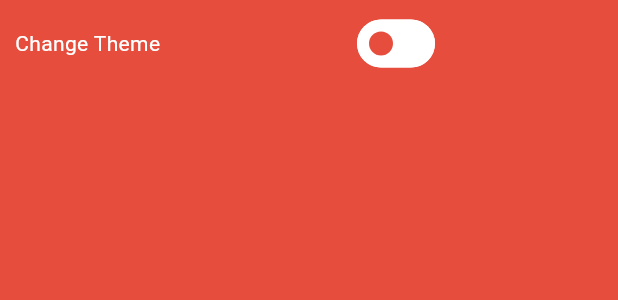
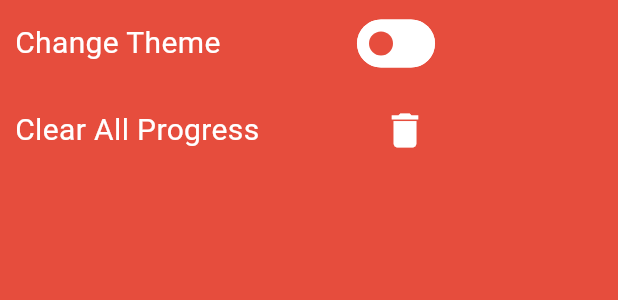
Before and after one commit to WonHyun/flutter-study-challenge, a Flutter app: the PomodoroDrawer widget shown alone on an empty page, opened directly, on a phone screen of 412 x 824 dp. Shown: the top 300 px of the screen. Run offline on Flutter 3.47's test engine with Material 3 defaults, Android fonts, the phone set to English and light mode, and no system bars.

Commit message:
feat: implement clear all progress

```diff
--- a/pomotimer/lib/widgets/pomodoro_drawer.dart
+++ b/pomotimer/lib/widgets/pomodoro_drawer.dart
@@ -1,5 +1,6 @@
 import 'package:flutter/material.dart';
 import 'package:pomotimer/global/theme.dart';
+import 'package:pomotimer/provider/pomodoro_provider.dart';
 import 'package:pomotimer/provider/theme_provider.dart';
 import 'package:provider/provider.dart';
 
@@ -10,7 +11,8 @@ class PomodoroDrawer extends StatelessWidget {
 
   @override
   Widget build(BuildContext context) {
-    final provider = Provider.of<ThemeProvider>(context);
+    final themeProvider = Provider.of<ThemeProvider>(context);
+    final timerProvider = Provider.of<PomodoroProvider>(context);
     return Drawer(
       child: SafeArea(
         child: Column(
@@ -20,16 +22,35 @@ class PomodoroDrawer extends StatelessWidget {
               child: Row(
                 mainAxisAlignment: MainAxisAlignment.spaceBetween,
                 children: [
-                  const Text("Change Theme"),
+                  const Text(
+                    "Change Theme",
+                    style: TextStyle(fontSize: 20),
+                  ),
                   Switch(
                     trackColor: WidgetStateProperty.resolveWith((states) =>
                         Theme.of(context).colorScheme.inverseSurface),
                     thumbColor: WidgetStateProperty.resolveWith(
                         (states) => Theme.of(context).colorScheme.surface),
-                    value: provider.themeType == ThemeType.eggplant,
-                    onChanged: (value) => provider.onChangeTheme(
+                    value: themeProvider.themeType == ThemeType.eggplant,
+                    onChanged: (value) => themeProvider.onChangeTheme(
                       value ? ThemeType.eggplant : ThemeType.tomato,
                     ),
+                  ),
+                ],
+              ),
+            ),
+            Padding(
+              padding: const EdgeInsets.symmetric(horizontal: 10, vertical: 5),
+              child: Row(
+                mainAxisAlignment: MainAxisAlignment.spaceBetween,
+                children: [
+                  const Text(
+                    "Clear All Progress",
+                    style: TextStyle(fontSize: 20),
+                  ),
+                  IconButton(
+                    onPressed: timerProvider.onClearAllProgress,
+                    icon: const Icon(Icons.delete, size: 30),
                   ),
                 ],
               ),
```
Also changed, not shown: pomotimer/lib/provider/pomodoro_provider.dart (+10 -0 lines).
